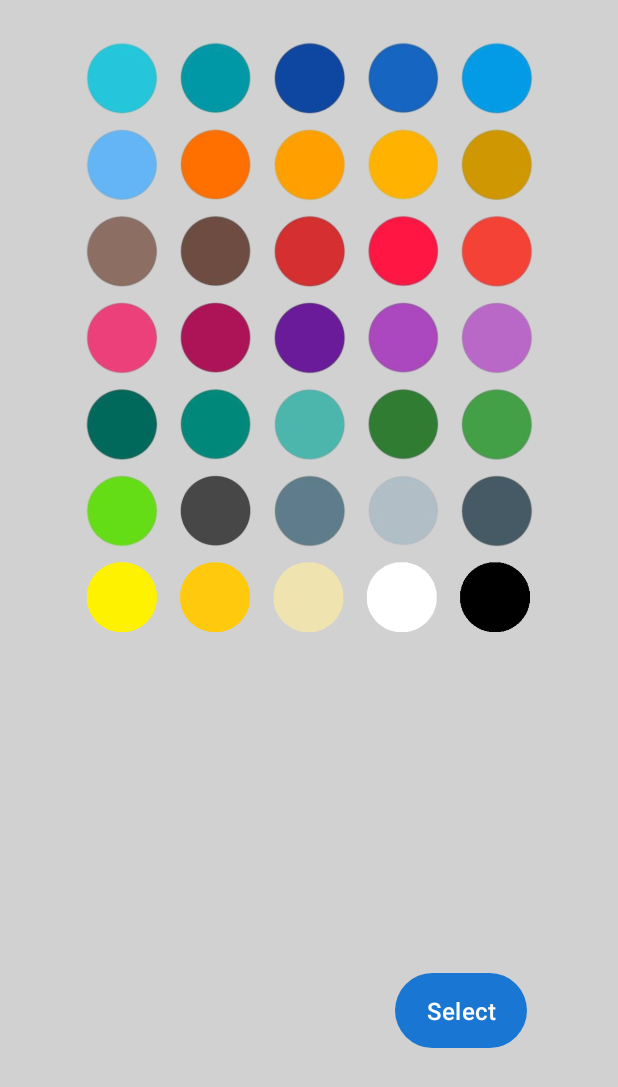
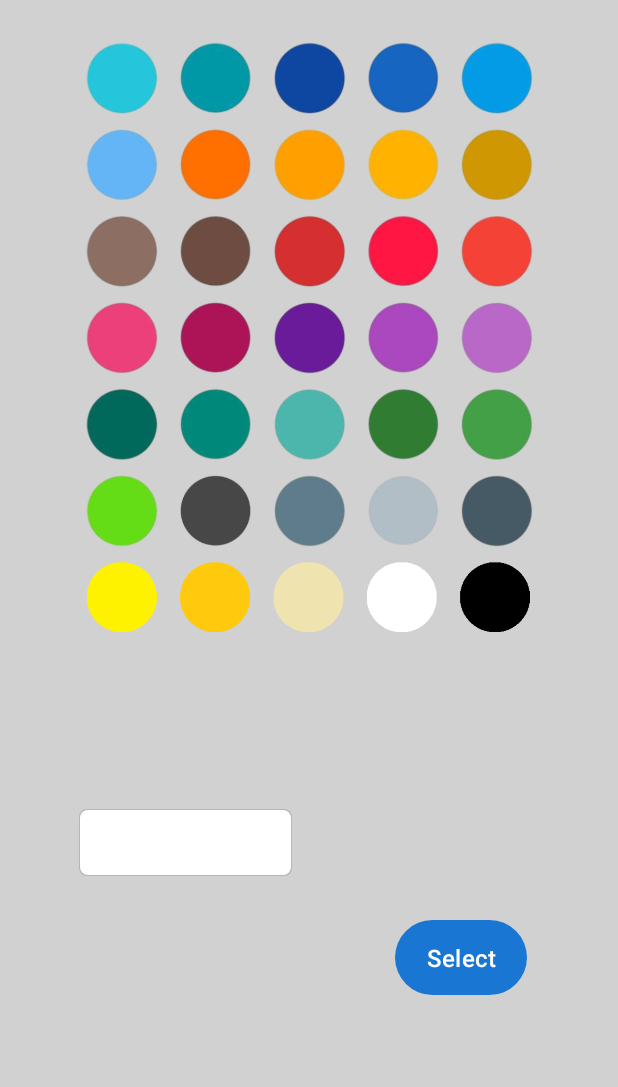
Before and after one commit to Xander93/K2-RFID, an Android app: the layout picker_dialog.xml on its own in the app's theme, with its tools: preview values and no code run, on a phone screen of 412 x 824 dp. Shown: the top 1087 px of the screen. Run offline under Robolectric (Android 15) with nearby library versions, the phone set to English and light mode, and no system bars.

Commit message:
user request
add hex color input on picker dialog

```diff
--- a/Android/SpoolID/app/src/main/res/layout/picker_dialog.xml
+++ b/Android/SpoolID/app/src/main/res/layout/picker_dialog.xml
@@ -53,34 +53,53 @@
         app:layout_constraintStart_toStartOf="parent"
         app:layout_constraintTop_toBottomOf="@+id/picker" />
 
-
     <View
         android:id="@+id/dcolorview"
         android:layout_width="142dp"
         android:layout_height="55dp"
         android:layout_marginStart="24dp"
-        android:layout_marginTop="28dp"
+        android:layout_marginTop="8dp"
         android:layout_marginEnd="24dp"
         android:layout_marginBottom="24dp"
         app:layout_constraintBottom_toBottomOf="parent"
         app:layout_constraintEnd_toStartOf="@+id/btncls"
         app:layout_constraintStart_toStartOf="parent"
-        app:layout_constraintTop_toBottomOf="@+id/seekbar_font" />
+        app:layout_constraintTop_toBottomOf="@+id/txtcolor"
+        app:layout_constraintVertical_bias="0.115" />
 
     <Button
         android:id="@+id/btncls"
         android:layout_width="wrap_content"
         android:layout_height="wrap_content"
         android:layout_marginStart="16dp"
-        android:layout_marginTop="34dp"
         android:layout_marginEnd="32dp"
-        android:layout_marginBottom="26dp"
-        android:textSize="16sp"
         android:padding="14dp"
         android:text="@string/select"
-        app:layout_constraintBottom_toBottomOf="parent"
+        android:textSize="16sp"
         app:layout_constraintEnd_toEndOf="parent"
         app:layout_constraintStart_toEndOf="@+id/dcolorview"
+        app:layout_constraintTop_toTopOf="@+id/dcolorview" />
+
+    <EditText
+        android:id="@+id/txtcolor"
+        android:layout_width="142dp"
+        android:layout_height="wrap_content"
+        android:layout_marginTop="24dp"
+        android:background="@drawable/edittext"
+        android:digits="0123456789ABCDEF"
+        android:ems="6"
+        android:focusable="true"
+        android:imeOptions="actionDone"
+        android:singleLine="true"
+        android:focusableInTouchMode="true"
+        android:inputType="textVisiblePassword|textCapCharacters"
+        android:maxLength="6"
+        android:padding="10dp"
+        android:text=""
+        android:textColor="@color/text_color"
+        app:layout_constraintEnd_toEndOf="@+id/dcolorview"
+        app:layout_constraintHorizontal_bias="0.517"
+        app:layout_constraintStart_toStartOf="@+id/dcolorview"
         app:layout_constraintTop_toBottomOf="@+id/seekbar_font" />
 
 </androidx.constraintlayout.widget.ConstraintLayout>
--- a/Android/SpoolID/app/src/main/res/layout/update_dialog.xml
+++ b/Android/SpoolID/app/src/main/res/layout/update_dialog.xml
@@ -76,6 +76,8 @@
         android:layout_marginEnd="16dp"
         android:background="@drawable/edittext"
         android:ems="8"
+        android:imeOptions="actionDone"
+        android:singleLine="true"
         android:focusable="true"
         android:focusableInTouchMode="true"
         android:padding="10dp"
```
Also changed, not shown: Android/SpoolID/app/src/main/java/dngsoftware/spoolid/MainActivity.java (+30 -4 lines), Android/SpoolID/app/src/main/res/layout/manual_dialog.xml (+20 -0 lines).
